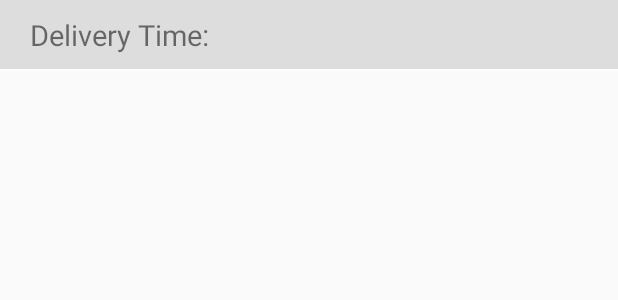
After one commit to strydhr/pasarclient, an Android app: the layout row_profile_item.xml on its own in the app's theme, with its tools: preview values and no code run, on a phone screen of 412 x 824 dp. The commit adds this screen. Shown: the top 300 px of the screen. Run offline under Robolectric (Android 15) with nearby library versions, the phone set to English and light mode, and no system bars.

Commit message:
save editted profile

```diff
--- a/app/src/main/java/com/strydhr/thepasar/Controller/MainTabActivity.kt
+++ b/app/src/main/java/com/strydhr/thepasar/Controller/MainTabActivity.kt
@@ -9,6 +9,7 @@ import com.google.android.material.bottomnavigation.BottomNavigationView
 import com.strydhr.thepasar.Controller.Fragments.History
 import com.strydhr.thepasar.Controller.Fragments.HomeMain
 import com.strydhr.thepasar.Controller.Fragments.Order
+import com.strydhr.thepasar.Controller.Fragments.Profile
 import com.strydhr.thepasar.R
 
 class MainTabActivity : AppCompatActivity() {
@@ -30,7 +31,7 @@ class MainTabActivity : AppCompatActivity() {
             }
 
             R.id.action_profile -> {
-//                replaceFragment(Profile())
+                replaceFragment(Profile())
                 return@OnNavigationItemSelectedListener true
             }
 
--- a/app/src/main/java/com/strydhr/thepasar/Utilities/Constants.kt
+++ b/app/src/main/java/com/strydhr/thepasar/Utilities/Constants.kt
@@ -5,6 +5,8 @@ import com.google.firebase.ktx.Firebase
 import com.google.firebase.storage.ktx.storage
 import com.strydhr.thepasar.Model.User
 
+val googleApi = "AIzaSyDUCD9JHOWuWojooiuumVdLMBFSdQVV73w"
+
 val db = Firebase.firestore
 val storage = Firebase.storage
 
--- /dev/null
+++ b/app/src/main/res/layout/row_profile_item.xml
@@ -0,0 +1,50 @@
+<?xml version="1.0" encoding="utf-8"?>
+<LinearLayout xmlns:android="http://schemas.android.com/apk/res/android"
+    android:layout_width="match_parent"
+    android:layout_height="wrap_content"
+    android:background="@color/white"
+    android:paddingBottom="1dp">
+
+
+    <RelativeLayout
+        android:layout_width="match_parent"
+        android:layout_height="match_parent"
+        android:background="@color/lightgrey"
+
+        >
+
+
+        <TextView
+            android:id="@+id/profile_text"
+            android:layout_width="wrap_content"
+            android:layout_height="wrap_content"
+            android:text="Delivery Time:"
+            android:textSize="19dp"
+            android:layout_marginLeft="20dp"
+            android:layout_centerVertical="true"
+            android:layout_marginTop="10dp"
+            android:layout_marginBottom="10dp"/>
+
+
+
+
+        <ImageView
+            android:id="@+id/profile_icon"
+            android:layout_width="30dp"
+            android:layout_height="30dp"
+            android:layout_marginLeft="0dp"
+            android:layout_marginRight="20dp"
+            android:textColor="@color/blueBtn"
+            android:layout_centerVertical="true"
+            android:layout_alignParentRight="true"/>
+
+
+
+
+
+
+
+    </RelativeLayout>
+
+
+</LinearLayout>
```
Also changed, not shown: app/src/main/java/com/strydhr/thepasar/Adapters/ProfileAdapter.kt (added, +112 -0 lines), app/src/main/java/com/strydhr/thepasar/Controller/Fragments/Profile.kt (added, +130 -0 lines), app/src/main/res/layout/fragment_profile.xml (added, +16 -0 lines).
